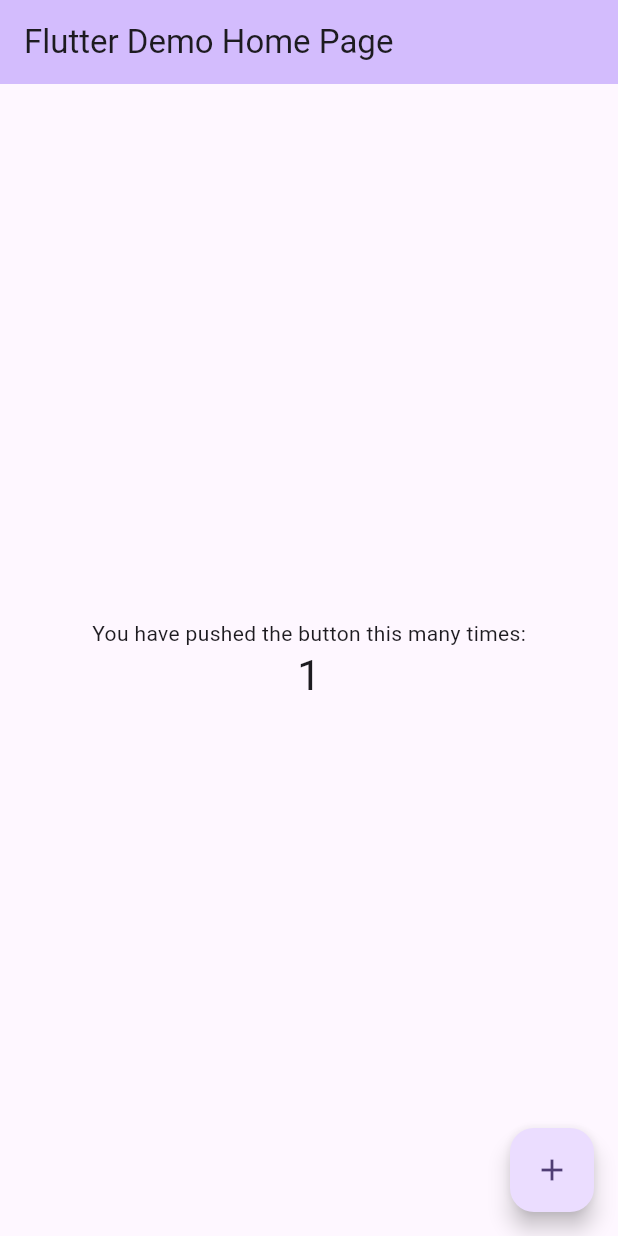
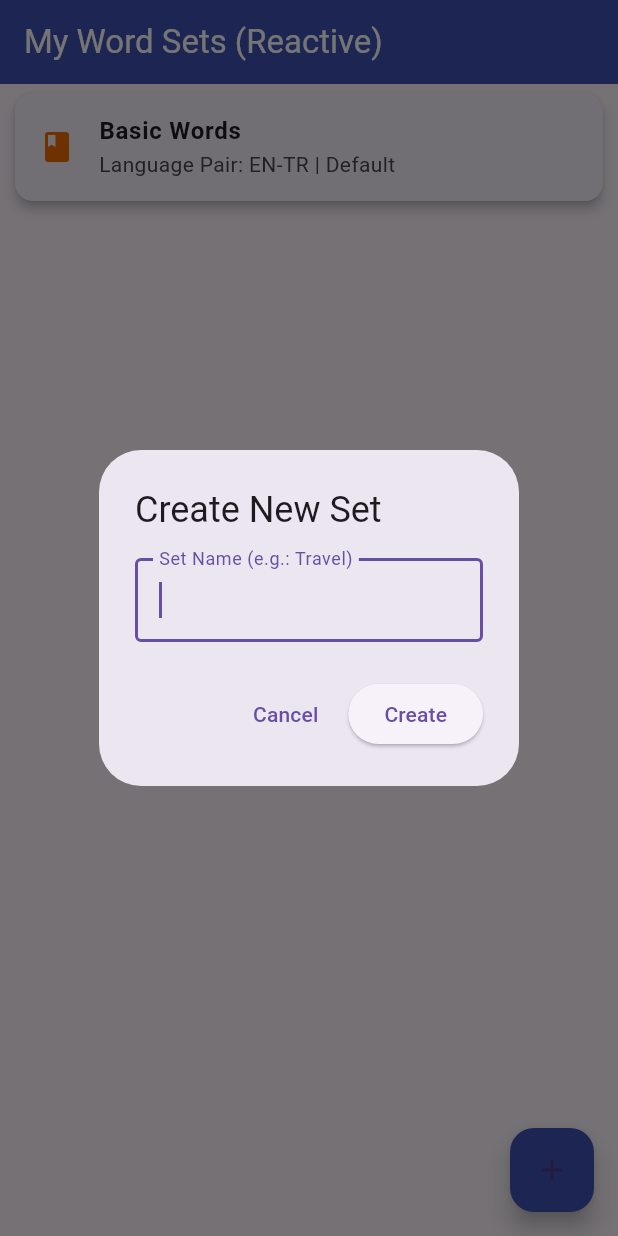
Before and after one commit to ImMrAnybody/VokaLook, a Flutter app: the screen it shows after launch, after a tap on the "add" icon, on a phone screen of 412 x 824 dp. Run offline on Flutter 3.47's test engine with Material 3 defaults, Android fonts, the phone set to English and light mode, and no system bars; our stand-ins replace drift; accounts and stored records are empty; generated files the repository leaves out were written again.

Commit message:
feat: Added Foundations for Word Set Management
- Added the `category` column to the `WordSets` table.
- Implemented default word set creation on initial app startup if no sets exist in the database.
- Integrated the set listing screen (`SetListScreen`) and the dialog for adding new sets.

```diff
--- a/lib/database/database.dart
+++ b/lib/database/database.dart
@@ -23,6 +23,7 @@ class WordSets extends Table {
   IntColumn get id => integer().autoIncrement()();
   TextColumn get name => text().withLength(min: 1, max: 255)();
   TextColumn get languagePair => text()();
+  TextColumn get category => text().nullable()();
   BoolColumn get isUserDefined =>
       boolean().withDefault(const Constant(false))();
 }
@@ -50,7 +51,26 @@ class MyDatabase extends _$MyDatabase {
   @override
   int get schemaVersion => 1;
 
-  // Yeni eklenen fonksiyon
+  // Function to add the default set when the database is opened for the first time
+  Future<void> initializeDefaultSet() async {
+    final count = await select(wordSets).get().then((rows) => rows.length);
+
+    // If no sets exist
+    if (count == 0) {
+      print('Database is empty. Creating default set...');
+      await createWordSet(
+        name: 'Basic Words',
+        languagePair: 'EN-TR',
+        category: 'Entry Level',
+        isUserDefined: false,
+      );
+    }
+  }
+
+Stream<List<WordSet>> watchAllSets() {
+    return select(wordSets).watch();
+  }
+
   Future<bool> doesSetExist(int setId) async {
     return (await (select(
           wordSets,
@@ -58,7 +78,7 @@ class MyDatabase extends _$MyDatabase {
         null;
   }
 
-  // Güncellenmiş fonksiyon
+  // Updated function
   Future<void> addWordPair(
     String originalText,
     String originalLanguageCode,
@@ -70,7 +90,7 @@ class MyDatabase extends _$MyDatabase {
     for (var setId in setIds) {
       final setExists = await doesSetExist(setId);
       if (!setExists) {
-        throw ArgumentError('Belirtilen ID\'ye sahip set bulunamadı: $setId');
+        throw ArgumentError('Set with the specified ID was not found: $setId');
       }
     }
 
@@ -97,12 +117,14 @@ class MyDatabase extends _$MyDatabase {
   Future<int> createWordSet({
     required String name,
     required String languagePair,
+    String? category, // Category can now be optional
     required bool isUserDefined,
   }) async {
     return into(wordSets).insert(
       WordSetsCompanion.insert(
         name: name,
         languagePair: languagePair,
+        category: Value(category), // Insert Category using Value
         isUserDefined: Value(isUserDefined),
       ),
     );
--- a/lib/main.dart
+++ b/lib/main.dart
@@ -1,122 +1,194 @@
 import 'package:flutter/material.dart';
+import 'package:provider/provider.dart';
+import 'database/database.dart';
 
-void main() {
-  runApp(const MyApp());
+void main() async {
+  WidgetsFlutterBinding.ensureInitialized();
+
+  final database = MyDatabase();
+  await database.initializeDefaultSet();
+
+  runApp(Provider(create: (_) => database, child: const MyApp()));
 }
 
 class MyApp extends StatelessWidget {
   const MyApp({super.key});
 
-  // This widget is the root of your application.
   @override
   Widget build(BuildContext context) {
     return MaterialApp(
-      title: 'Flutter Demo',
+      title: 'Drift Word Set Application',
       theme: ThemeData(
-        // This is the theme of your application.
-        //
-        // TRY THIS: Try running your application with "flutter run". You'll see
-        // the application has a purple toolbar. Then, without quitting the app,
-        // try changing the seedColor in the colorScheme below to Colors.green
-        // and then invoke "hot reload" (save your changes or press the "hot
-        // reload" button in a Flutter-supported IDE, or press "r" if you used
-        // the command line to start the app).
-        //
-        // Notice that the counter didn't reset back to zero; the application
-        // state is not lost during the reload. To reset the state, use hot
-        // restart instead.
-        //
-        // This works for code too, not just values: Most code changes can be
-        // tested with just a hot reload.
-        colorScheme: ColorScheme.fromSeed(seedColor: Colors.deepPurple),
+        primarySwatch: Colors.indigo,
+        appBarTheme: const AppBarTheme(
+          backgroundColor: Colors.indigo,
+          foregroundColor: Colors.white,
+        ),
       ),
-      home: const MyHomePage(title: 'Flutter Demo Home Page'),
+      home: const SetListScreen(),
     );
   }
 }
 
-class MyHomePage extends StatefulWidget {
-  const MyHomePage({super.key, required this.title});
 
-  // This widget is the home page of your application. It is stateful, meaning
-  // that it has a State object (defined below) that contains fields that affect
-  // how it looks.
-
-  // This class is the configuration for the state. It holds the values (in this
-  // case the title) provided by the parent (in this case the App widget) and
-  // used by the build method of the State. Fields in a Widget subclass are
-  // always marked "final".
-
-  final String title;
+class SetListScreen extends StatefulWidget {
+  const SetListScreen({super.key});
 
   @override
-  State<MyHomePage> createState() => _MyHomePageState();
+  State<SetListScreen> createState() => _SetListScreenState();
 }
 
-class _MyHomePageState extends State<MyHomePage> {
-  int _counter = 0;
+class _SetListScreenState extends State<SetListScreen> {
+  late final MyDatabase database;
+  late final Stream<List<WordSet>> _setsStream;
 
-  void _incrementCounter() {
-    setState(() {
-      // This call to setState tells the Flutter framework that something has
-      // changed in this State, which causes it to rerun the build method below
-      // so that the display can reflect the updated values. If we changed
-      // _counter without calling setState(), then the build method would not be
-      // called again, and so nothing would appear to happen.
-      _counter++;
-    });
+  final TextEditingController _setNameController = TextEditingController();
+
+  @override
+  void didChangeDependencies() {
+    super.didChangeDependencies();
+    database = Provider.of<MyDatabase>(context);
+    _setsStream = database.watchAllSets();
+  }
+
+  // Dialog for Creating a New Set
+  Future<void> _showCreateSetDialog() async {
+    _setNameController.clear();
+
+    await showDialog(
+      context: context,
+      builder: (BuildContext context) {
+        return AlertDialog(
+          title: const Text('Create New Set'),
+          content: TextField(
+            controller: _setNameController,
+            autofocus: true,
+            decoration: const InputDecoration(
+              labelText: 'Set Name (e.g.: Travel)',
+              border: OutlineInputBorder(),
+            ),
+          ),
+          actions: <Widget>[
+            TextButton(
+              child: const Text('Cancel'),
+              onPressed: () => Navigator.pop(context),
+            ),
+            ElevatedButton(
+              child: const Text('Create'),
+              onPressed: () async {
+                final setName = _setNameController.text.trim();
+                if (setName.isNotEmpty) {
+                  try {
+                    await database.createWordSet(
+                      name: setName,
+                      languagePair: 'EN-TR', // Default language pair for now
+                      category: '3131',
+                      isUserDefined: true,
+                    );
+                    Navigator.pop(context);
+                    ScaffoldMessenger.of(context).showSnackBar(
+                      SnackBar(
+                        content: Text('Set "$setName" successfully added.'),
+                      ),
+                    );
+                  } catch (e) {
+                    ScaffoldMessenger.of(context).showSnackBar(
+                      SnackBar(
+                        content: Text('An error occurred: ${e.toString()}'),
+                      ),
+                    );
+                  }
+                }
+              },
+            ),
+          ],
+        );
+      },
+    );
+  }
+
+  @override
+  void dispose() {
+    _setNameController.dispose();
+    super.dispose();
   }
 
   @override
   Widget build(BuildContext context) {
-    // This method is rerun every time setState is called, for instance as done
-    // by the _incrementCounter method above.
-    //
-    // The Flutter framework has been optimized to make rerunning build methods
-    // fast, so that you can just rebuild anything that needs updating rather
-    // than having to individually change instances of widgets.
     return Scaffold(
-      appBar: AppBar(
-        // TRY THIS: Try changing the color here to a specific color (to
-        // Colors.amber, perhaps?) and trigger a hot reload to see the AppBar
-        // change color while the other colors stay the same.
-        backgroundColor: Theme.of(context).colorScheme.inversePrimary,
-        // Here we take the value from the MyHomePage object that was created by
-        // the App.build method, and use it to set our appbar title.
-        title: Text(widget.title),
-      ),
-      body: Center(
-        // Center is a layout widget. It takes a single child and positions it
-        // in the middle of the parent.
-        child: Column(
-          // Column is also a layout widget. It takes a list of children and
-          // arranges them vertically. By default, it sizes itself to fit its
-          // children horizontally, and tries to be as tall as its parent.
-          //
-          // Column has various properties to control how it sizes itself and
-          // how it positions its children. Here we use mainAxisAlignment to
-          // center the children vertically; the main axis here is the vertical
-          // axis because Columns are vertical (the cross axis would be
-          // horizontal).
-          //
-          // TRY THIS: Invoke "debug painting" (choose the "Toggle Debug Paint"
-          // action in the IDE, or press "p" in the console), to see the
-          // wireframe for each widget.
-          mainAxisAlignment: MainAxisAlignment.center,
-          children: <Widget>[
-            const Text('You have pushed the button this many times:'),
-            Text(
-              '$_counter',
-              style: Theme.of(context).textTheme.headlineMedium,
-            ),
-          ],
-        ),
+      appBar: AppBar(title: const Text('My Word Sets (Reactive)')),
+      body: StreamBuilder<List<WordSet>>(
+        stream: _setsStream,
+        builder: (context, snapshot) {
+          // 1. Waiting and Error Checks
+          if (snapshot.connectionState == ConnectionState.waiting) {
+            return const Center(child: CircularProgressIndicator());
+          }
+          if (snapshot.hasError) {
+            return Center(
+              child: Text(
+                'An error occurred: ${snapshot.error}',
+                style: const TextStyle(color: Colors.red),
+              ),
+            );
+          }
+
+          final setList = snapshot.data ?? [];
+
+          if (setList.isEmpty) {
+            return const Center(
+              child: Text(
+                'No sets found. Press the + button to create a new set.',
+                textAlign: TextAlign.center,
+                style: TextStyle(fontSize: 16, color: Colors.grey),
+              ),
+            );
+          }
+
+          // Data Successfully Retrieved and is Automatically Updating
+          return ListView.builder(
+            itemCount: setList.length,
+            itemBuilder: (context, index) {
+              final set = setList[index];
+              return Card(
+                elevation: 3,
+                margin: const EdgeInsets.symmetric(horizontal: 10, vertical: 6),
+                child: ListTile(
+                  leading: Icon(
+                    set.isUserDefined ? Icons.folder_open : Icons.book_rounded,
+                    color: set.isUserDefined
+                        ? Colors.indigo.shade600
+                        : Colors.orange.shade800,
+                  ),
+                  title: Text(
+                    set.name,
+                    style: const TextStyle(fontWeight: FontWeight.bold),
+                  ),
+                  subtitle: Text(
+                    'Language Pair: ${set.languagePair} | ${set.isUserDefined ? 'User Defined' : 'Default'}',
+                  ),
+                  // Will navigate to the word list screen when the Set is tapped
+                  onTap: () {
+                    ScaffoldMessenger.of(context).showSnackBar(
+                      SnackBar(
+                        content: Text(
+                          'Navigating to Word List Screen: ${set.name}',
+                        ),
+                      ),
+                    );
+                  },
+                ),
+              );
+            },
+          );
+        },
       ),
       floatingActionButton: FloatingActionButton(
-        onPressed: _incrementCounter,
-        tooltip: 'Increment',
+        onPressed: _showCreateSetDialog,
+        tooltip: 'Create New Set',
+        backgroundColor: Colors.indigo,
         child: const Icon(Icons.add),
-      ), // This trailing comma makes auto-formatting nicer for build methods.
+      ),
     );
   }
 }
--- a/pubspec.yaml
+++ b/pubspec.yaml
@@ -41,6 +41,7 @@ dependencies:
   path: ^1.9.1
   workmanager: ^0.9.0+2
   shared_preferences: ^2.5.3
+  provider: ^6.1.5+1
 
 
 dev_dependencies:
```
Also changed, not shown: lib/database/database.g.dart, pubspec.lock.
